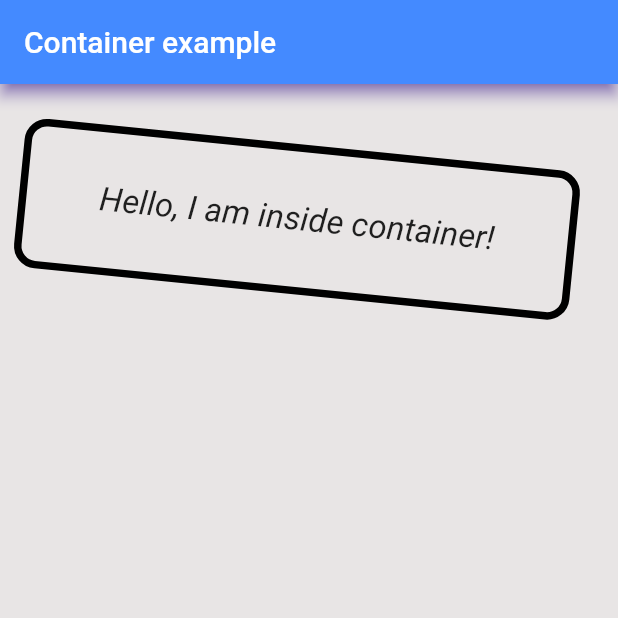
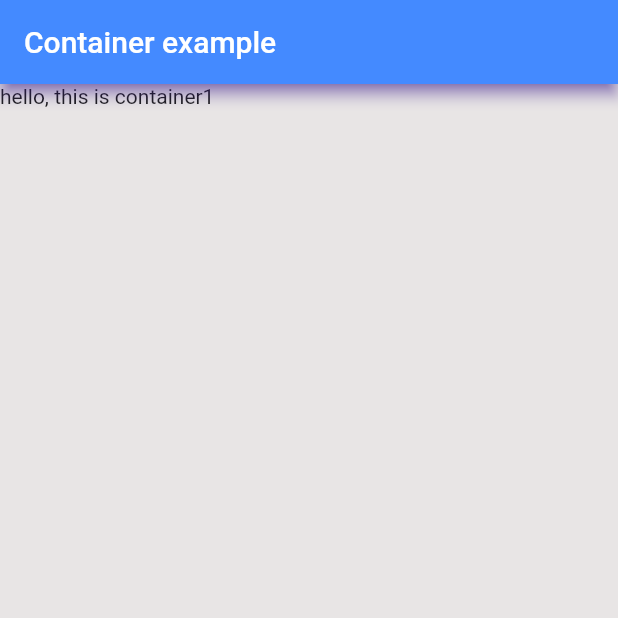
Before and after one commit to kirtijangid/container, a Flutter app: the screen it shows after launch, on a phone screen of 412 x 824 dp, the top half of it. Run offline on Flutter 3.47's test engine with Material 2 defaults, Android fonts, the phone set to English and light mode, and no system bars.

Commit message:
creating a container with some text

```diff
--- a/lib/main.dart
+++ b/lib/main.dart
@@ -15,26 +15,39 @@ class MyApp extends StatelessWidget {
           shadowColor: Color.fromARGB(255, 80, 27, 215),
           title: const Text("Container example"),
         ),
-        body: Container(
-          //alignment: Alignment.center,
-          height: 100,
-          width: double.infinity,
-          //color: Color.fromARGB(255, 245, 245, 135),
-          alignment: Alignment.center,
-          margin: EdgeInsets.all(20),
-          transform: Matrix4.rotationZ(0.1),
-          decoration: BoxDecoration(
-            borderRadius: BorderRadius.circular(15),
-            border: Border.all(color: Colors.black, width: 5),
-          ),
-          child: const Text(
-            'Hello, I am inside container!',
-            style: TextStyle(
-              fontStyle: FontStyle.italic,
-              fontSize: 22,
+        // body: Container(
+        //   //alignment: Alignment.center,
+        //   height: 100,
+        //   width: double.infinity,
+        //   //color: Color.fromARGB(255, 245, 245, 135),
+        //   alignment: Alignment.center,
+        //   margin: EdgeInsets.all(20),
+        //   transform: Matrix4.rotationZ(0.1),
+        //   decoration: BoxDecoration(
+        //     borderRadius: BorderRadius.circular(15),
+        //     border: Border.all(color: Colors.black, width: 5),
+        //   ),
+        //   child: const Text(
+        //     '----Welcome---- ',
+        //      //Hello, I am inside container!''',
+        //     style: TextStyle(
+        //       fontStyle: FontStyle.italic,
+        //       fontSize: 22,
+        //     ),
+        //   ),
+        // ),
+        body: Column(children: [
+          Expanded(
+            child: Container(
+
+              child: Text(
+                'hello, this is container1',
+
+              ),
             ),
           ),
-        ),
+
+        ]),
       ),
     );
   }
```
